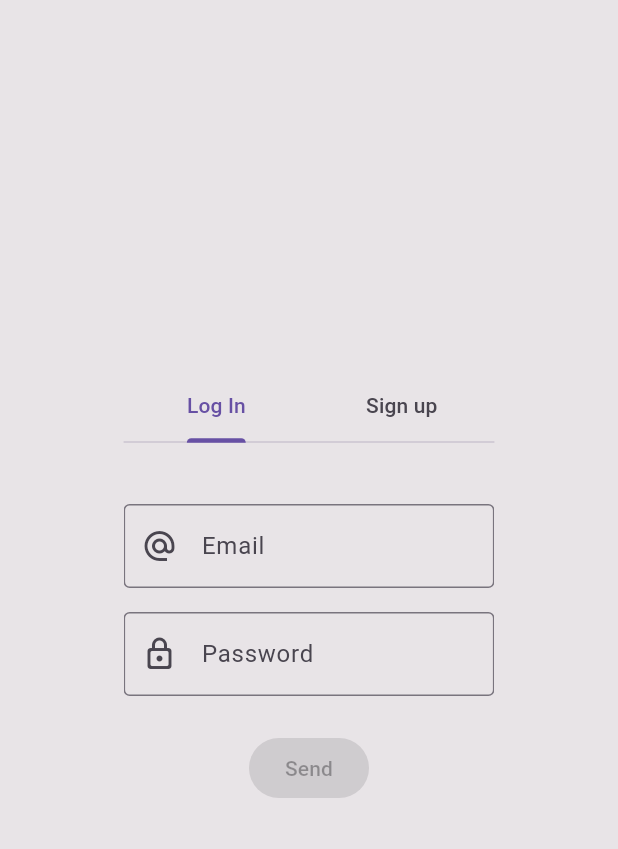
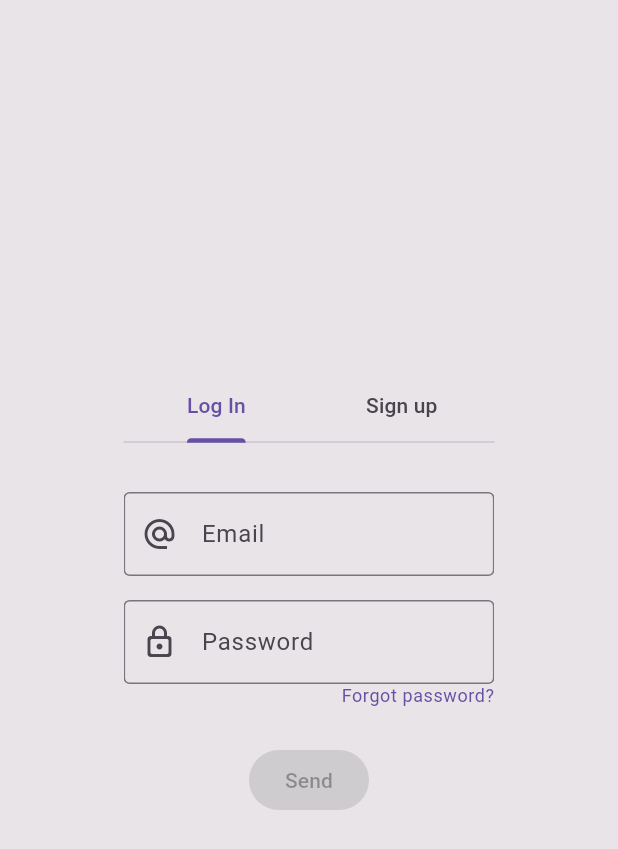
Before and after one commit to vikaaaaa555/task_manager, a Flutter app: the screen it shows after launch, on a phone screen of 412 x 824 dp. Shown: the top 849 px of the screen. Run offline on Flutter 3.47's test engine with Material 3 defaults, Android fonts, the phone set to English and light mode, and no system bars; our stand-ins replace bloc, equatable, firebase_auth, firebase_core, flutter_bloc, get_it; accounts and stored records are empty; generated files the repository leaves out were written again.

Commit message:
feat: Add reset password logic

```diff
--- a/lib/app.dart
+++ b/lib/app.dart
@@ -1,6 +1,7 @@
 import 'package:flutter/material.dart';
 import 'package:flutter_bloc/flutter_bloc.dart';
 import 'package:flutter_localizations/flutter_localizations.dart';
+import 'package:task_manager/features/auth/domain/use_cases/reset_password.dart';
 
 import 'core/options/localization/l10n.dart';
 import 'core/services/app_dependencies.dart';
@@ -30,6 +31,7 @@ class MyApp extends StatelessWidget {
                     sl<CreateAccountWithEmailAndPasswordUseCase>(),
                 signInWithEmailAndPasswordUseCase:
                     sl<SignInWithEmailAndPasswordUseCase>(),
+                resetPasswordUseCase: sl<ResetPasswordUseCase>(),
               ),
         ),
       ],
--- a/lib/presentation/bloc/auth/auth_bloc.dart
+++ b/lib/presentation/bloc/auth/auth_bloc.dart
@@ -3,9 +3,11 @@ import 'package:equatable/equatable.dart';
 import 'package:firebase_auth/firebase_auth.dart';
 
 import '../../../features/auth/domain/use_cases/create_account_with_email_and_password.dart';
+import '../../../features/auth/domain/use_cases/reset_password.dart';
 import '../../../features/auth/domain/use_cases/sign_in_with_email_and_password.dart';
 
 part 'auth_event.dart';
+
 part 'auth_state.dart';
 
 /// Bloc responsible for handling authentication events and states.
@@ -17,6 +19,7 @@ class AuthBloc extends Bloc<AuthEvent, AuthState> {
   final CreateAccountWithEmailAndPasswordUseCase
   _createAccountWithEmailAndPasswordUseCase;
   final SignInWithEmailAndPasswordUseCase _signInWithEmailAndPasswordUseCase;
+  final ResetPasswordUseCase _resetPasswordUseCase;
 
   /// Creates an instance of [AuthBloc] with required use cases.
   AuthBloc({
@@ -24,12 +27,15 @@ class AuthBloc extends Bloc<AuthEvent, AuthState> {
     createAccountWithEmailAndPasswordUseCase,
     required SignInWithEmailAndPasswordUseCase
     signInWithEmailAndPasswordUseCase,
+    required ResetPasswordUseCase resetPasswordUseCase,
   }) : _createAccountWithEmailAndPasswordUseCase =
            createAccountWithEmailAndPasswordUseCase,
        _signInWithEmailAndPasswordUseCase = signInWithEmailAndPasswordUseCase,
+       _resetPasswordUseCase = resetPasswordUseCase,
        super(AuthInitial()) {
     on<SignUpEvent>(_handleSignUpEvent);
     on<LogInEvent>(_handleLogInEvent);
+    on<ResetPasswordEvent>(_handleResetPasswordEvent);
   }
 
   /// Handles [SignUpEvent] by creating an account and emitting [AuthSuccess] or [AuthFailure].
@@ -73,4 +79,20 @@ class AuthBloc extends Bloc<AuthEvent, AuthState> {
       emit(AuthFailure(message: e.toString()));
     }
   }
+
+  /// Handles [ResetPasswordEvent] by reset password.
+  Future<void> _handleResetPasswordEvent(
+    ResetPasswordEvent event,
+    Emitter<AuthState> emit,
+  ) async {
+    emit(AuthLoading());
+    try {
+      await _resetPasswordUseCase(ResetPasswordParams(email: event.email));
+      emit(AuthInitial());
+    } on FirebaseAuthException catch (e) {
+      emit(AuthFailure(code: e.code, message: e.message));
+    } catch (e) {
+      emit(AuthFailure(message: e.toString()));
+    }
+  }
 }
--- a/lib/presentation/bloc/auth/auth_event.dart
+++ b/lib/presentation/bloc/auth/auth_event.dart
@@ -2,7 +2,7 @@ part of 'auth_bloc.dart';
 
 /// Base class for all authentication-related events.
 ///
-/// Used to trigger authentication logic such as sign up and log in.
+/// Used to trigger authentication logic such as sign up, log in & reset password.
 sealed class AuthEvent extends Equatable {
   const AuthEvent();
 
@@ -29,3 +29,12 @@ final class LogInEvent extends AuthEvent {
   @override
   List<Object?> get props => [email, password];
 }
+
+final class ResetPasswordEvent extends AuthEvent {
+  final String email;
+
+  const ResetPasswordEvent({required this.email});
+
+  @override
+  List<Object?> get props => [email];
+}
--- a/lib/presentation/screens/auth/auth_screen.dart
+++ b/lib/presentation/screens/auth/auth_screen.dart
@@ -40,6 +40,7 @@ class AuthScreen extends StatelessWidget {
                               (email, password) => bloc.add(
                                 LogInEvent(email: email, password: password),
                               ),
+                          showForgotPassword: true,
                         ),
                         AuthWidget(
                           title: S.of(context).signUp,
--- a/lib/presentation/screens/auth/widgets/auth_widget.dart
+++ b/lib/presentation/screens/auth/widgets/auth_widget.dart
@@ -1,12 +1,19 @@
 import 'package:flutter/material.dart';
 
 import '../../../../core/options/localization/l10n.dart';
+import 'forgot_password_screen.dart';
 
 class AuthWidget extends StatefulWidget {
   final String title;
   final void Function(String email, String password) onSubmit;
+  final bool showForgotPassword;
 
-  const AuthWidget({super.key, required this.title, required this.onSubmit});
+  const AuthWidget({
+    super.key,
+    required this.title,
+    required this.onSubmit,
+    this.showForgotPassword = false,
+  });
 
   @override
   State<AuthWidget> createState() => _AuthWidgetState();
@@ -71,8 +78,32 @@ class _AuthWidgetState extends State<AuthWidget> {
             border: const OutlineInputBorder(),
           ),
         ),
+        if (widget.showForgotPassword)
+          Align(
+            alignment: Alignment.centerRight,
+            child: TextButton(
+              onPressed:
+                  () => Navigator.of(context).push(
+                    MaterialPageRoute(
+                      builder: (_) => const ForgotPasswordScreen(),
+                    ),
+                  ),
+              style: TextButton.styleFrom(
+                padding: EdgeInsets.zero,
+                minimumSize: const Size(0, 0),
+                tapTargetSize: MaterialTapTargetSize.shrinkWrap,
+                visualDensity: VisualDensity.compact,
+              ),
+              child: Text(
+                S.of(context).forgotPassword,
+                style: Theme.of(context).textTheme.bodySmall?.copyWith(
+                  color: Theme.of(context).colorScheme.primary,
+                ),
+              ),
+            ),
+          ),
         const SizedBox(height: 24),
-        FilledButton.tonal(
+        FilledButton(
           onPressed: _isButtonEnabled ? _onPressed : null,
           child: Text(S.of(context).send),
         ),
```
Also changed, not shown: lib/presentation/screens/auth/widgets/forgot_password_screen.dart (added, +84 -0 lines).
